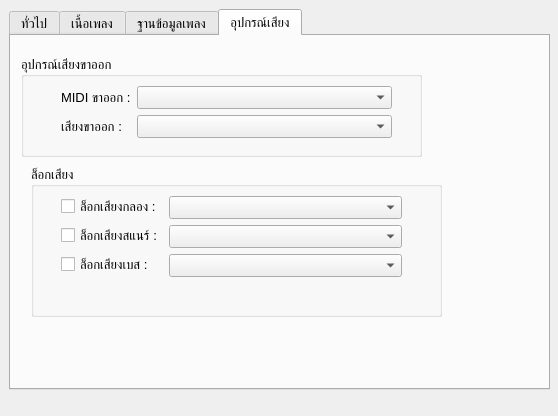
First picture: the form in SettingsDialog.ui, repository pie62/HandyKaraoke, before the edit.
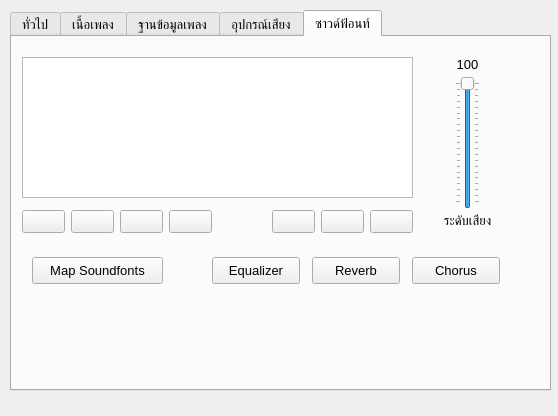
Second picture: the form after the edit. Icons and pictures are not drawn.

Diff of the .ui file:
```diff
--- a/SettingsDialog.ui
+++ b/SettingsDialog.ui
@@ -24,14 +24,14 @@
   <widget class="QTabWidget" name="tabWidget">
    <property name="geometry">
     <rect>
-     <x>9</x>
-     <y>9</y>
+     <x>10</x>
+     <y>10</y>
      <width>541</width>
      <height>381</height>
     </rect>
    </property>
    <property name="currentIndex">
-    <number>3</number>
+    <number>4</number>
    </property>
    <widget class="QWidget" name="tab">
     <attribute name="title">
@@ -1137,6 +1137,263 @@
      </widget>
     </widget>
    </widget>
+   <widget class="QWidget" name="tab_5">
+    <attribute name="title">
+     <string>ซาวด์ฟ้อนท์</string>
+    </attribute>
+    <widget class="QListWidget" name="listsfFiles">
+     <property name="geometry">
+      <rect>
+       <x>10</x>
+       <y>20</y>
+       <width>391</width>
+       <height>141</height>
+      </rect>
+     </property>
+    </widget>
+    <widget class="QWidget" name="layoutWidget">
+     <property name="geometry">
+      <rect>
+       <x>10</x>
+       <y>170</y>
+       <width>391</width>
+       <height>29</height>
+      </rect>
+     </property>
+     <layout class="QHBoxLayout" name="horizontalLayout_15">
+      <item>
+       <widget class="QPushButton" name="btnSfAdd">
+        <property name="text">
+         <string/>
+        </property>
+        <property name="icon">
+         <iconset resource="icons.qrc">
+          <normaloff>:/Icons/add.png</normaloff>:/Icons/add.png</iconset>
+        </property>
+       </widget>
+      </item>
+      <item>
+       <widget class="QPushButton" name="btnSfRemove">
+        <property name="text">
+         <string/>
+        </property>
+        <property name="icon">
+         <iconset resource="icons.qrc">
+          <normaloff>:/Icons/remove.png</normaloff>:/Icons/remove.png</iconset>
+        </property>
+       </widget>
+      </item>
+      <item>
+       <widget class="QPushButton" name="btnSfUp">
+        <property name="text">
+         <string/>
+        </property>
+        <property name="icon">
+         <iconset resource="icons.qrc">
+          <normaloff>:/Icons/chevron-arrow-up.png</normaloff>:/Icons/chevron-arrow-up.png</iconset>
+        </property>
+       </widget>
+      </item>
+      <item>
+       <widget class="QPushButton" name="btnSfDown">
+        <property name="text">
+         <string/>
+        </property>
+        <property name="icon">
+         <iconset resource="icons.qrc">
+          <normaloff>:/Icons/chevron-arrow-down.png</normaloff>:/Icons/chevron-arrow-down.png</iconset>
+        </property>
+       </widget>
+      </item>
+      <item>
+       <spacer name="horizontalSpacer_7">
+        <property name="orientation">
+         <enum>Qt::Horizontal</enum>
+        </property>
+        <property name="sizeHint" stdset="0">
+         <size>
+          <width>40</width>
+          <height>20</height>
+         </size>
+        </property>
+       </spacer>
+      </item>
+      <item>
+       <widget class="QPushButton" name="btnSfFinish">
+        <property name="text">
+         <string/>
+        </property>
+        <property name="icon">
+         <iconset resource="icons.qrc">
+          <normaloff>:/Icons/correct-symbol.png</normaloff>:/Icons/correct-symbol.png</iconset>
+        </property>
+       </widget>
+      </item>
+      <item>
+       <widget class="QPushButton" name="btnSfCancel">
+        <property name="text">
+         <string/>
+        </property>
+        <property name="icon">
+         <iconset resource="icons.qrc">
+          <normaloff>:/Icons/delete.png</normaloff>:/Icons/delete.png</iconset>
+        </property>
+       </widget>
+      </item>
+      <item>
+       <widget class="QPushButton" name="btnSfEdit">
+        <property name="text">
+         <string/>
+        </property>
+        <property name="icon">
+         <iconset resource="icons.qrc">
+          <normaloff>:/Icons/pencil_yellow.png</normaloff>:/Icons/pencil_yellow.png</iconset>
+        </property>
+       </widget>
+      </item>
+     </layout>
+    </widget>
+    <widget class="QWidget" name="layoutWidget">
+     <property name="geometry">
+      <rect>
+       <x>420</x>
+       <y>20</y>
+       <width>71</width>
+       <height>171</height>
+      </rect>
+     </property>
+     <layout class="QVBoxLayout" name="verticalLayout">
+      <property name="spacing">
+       <number>4</number>
+      </property>
+      <item>
+       <widget class="QLabel" name="lbSfVolume">
+        <property name="text">
+         <string>100</string>
+        </property>
+        <property name="alignment">
+         <set>Qt::AlignCenter</set>
+        </property>
+       </widget>
+      </item>
+      <item>
+       <layout class="QGridLayout" name="gridLayout_2">
+        <item row="0" column="0">
+         <widget class="QSlider" name="sliderSfVolume">
+          <property name="maximum">
+           <number>100</number>
+          </property>
+          <property name="pageStep">
+           <number>5</number>
+          </property>
+          <property name="value">
+           <number>100</number>
+          </property>
+          <property name="orientation">
+           <enum>Qt::Vertical</enum>
+          </property>
+          <property name="tickPosition">
+           <enum>QSlider::TicksBothSides</enum>
+          </property>
+         </widget>
+        </item>
+       </layout>
+      </item>
+      <item>
+       <widget class="QLabel" name="label_18">
+        <property name="text">
+         <string>ระดับเสียง</string>
+        </property>
+        <property name="alignment">
+         <set>Qt::AlignCenter</set>
+        </property>
+       </widget>
+      </item>
+     </layout>
+    </widget>
+    <widget class="QPushButton" name="btnSfMap">
+     <property name="geometry">
+      <rect>
+       <x>20</x>
+       <y>220</y>
+       <width>131</width>
+       <height>27</height>
+      </rect>
+     </property>
+     <property name="text">
+      <string>Map Soundfonts</string>
+     </property>
+    </widget>
+    <widget class="QPushButton" name="btnEq">
+     <property name="geometry">
+      <rect>
+       <x>200</x>
+       <y>220</y>
+       <width>88</width>
+       <height>27</height>
+      </rect>
+     </property>
+     <property name="text">
+      <string>Equalizer</string>
+     </property>
+     <property name="icon">
+      <iconset resource="icons.qrc">
+       <normaloff>:/Icons/circle_red.png</normaloff>:/Icons/circle_red.png</iconset>
+     </property>
+     <property name="iconSize">
+      <size>
+       <width>10</width>
+       <height>10</height>
+      </size>
+     </property>
+    </widget>
+    <widget class="QPushButton" name="pushButton_3">
+     <property name="geometry">
+      <rect>
+       <x>300</x>
+       <y>220</y>
+       <width>88</width>
+       <height>27</height>
+      </rect>
+     </property>
+     <property name="text">
+      <string>Reverb</string>
+     </property>
+     <property name="icon">
+      <iconset resource="icons.qrc">
+       <normaloff>:/Icons/circle_red.png</normaloff>:/Icons/circle_red.png</iconset>
+     </property>
+     <property name="iconSize">
+      <size>
+       <width>10</width>
+       <height>10</height>
+      </size>
+     </property>
+    </widget>
+    <widget class="QPushButton" name="pushButton_4">
+     <property name="geometry">
+      <rect>
+       <x>400</x>
+       <y>220</y>
+       <width>88</width>
+       <height>27</height>
+      </rect>
+     </property>
+     <property name="text">
+      <string>Chorus</string>
+     </property>
+     <property name="icon">
+      <iconset resource="icons.qrc">
+       <normaloff>:/Icons/circle_red.png</normaloff>:/Icons/circle_red.png</iconset>
+     </property>
+     <property name="iconSize">
+      <size>
+       <width>10</width>
+       <height>10</height>
+      </size>
+     </property>
+    </widget>
+   </widget>
   </widget>
  </widget>
  <resources/>
```
Left out of the diff: 4 changed lines with no effect on the pictures.
